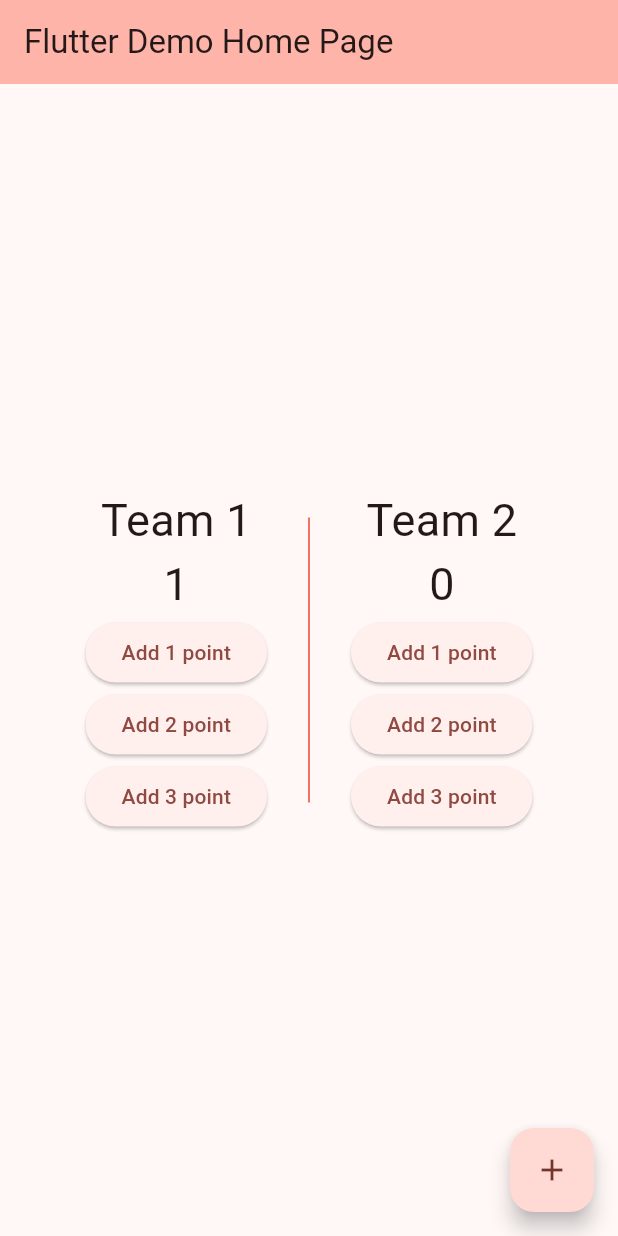
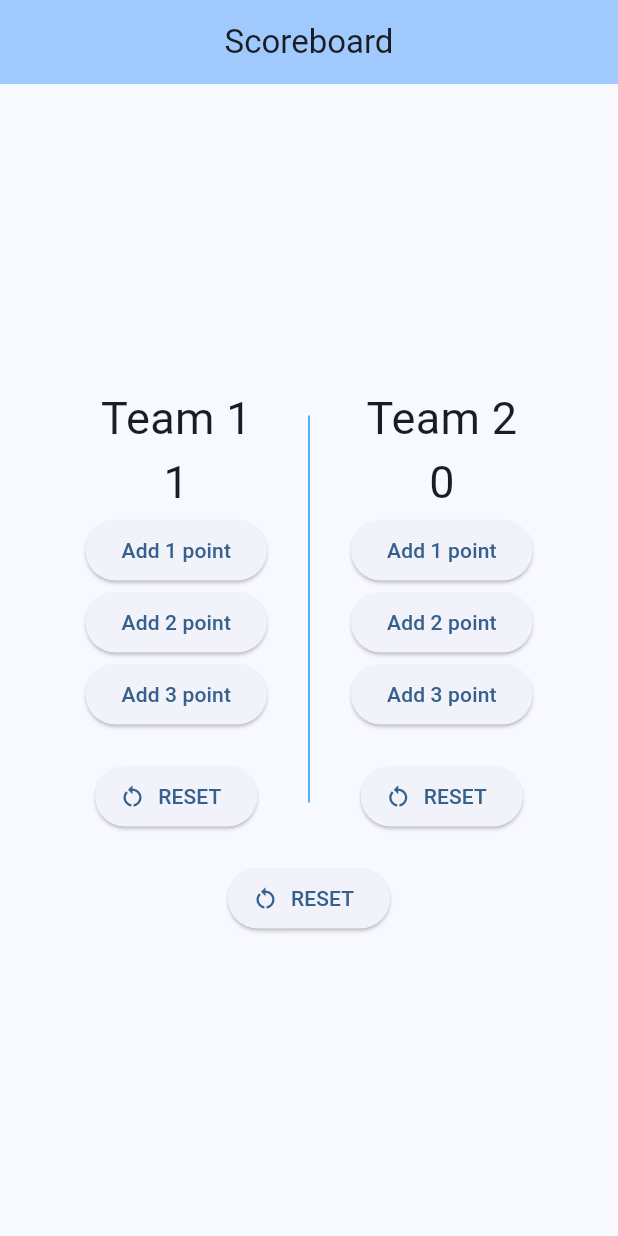
Before and after one commit to MELDemy/ZigZag-CS-Flutter-2024, a Flutter app: the screen it shows after launch, after a tap on an icon or button, on a phone screen of 412 x 824 dp. Run offline on Flutter 3.47's test engine with Material 3 defaults, Android fonts, the phone set to English and light mode, and no system bars.

Commit message:
solve the problem of the reset button

```diff
--- a/score_board/lib/main.dart
+++ b/score_board/lib/main.dart
@@ -11,12 +11,12 @@ class MyApp extends StatelessWidget {
   @override
   Widget build(BuildContext context) {
     return MaterialApp(
-      title: 'Flutter Demo',
+      title: 'ScoreBoard',
       theme: ThemeData(
-        colorScheme: ColorScheme.fromSeed(seedColor: Colors.red),
+        colorScheme: ColorScheme.fromSeed(seedColor: Colors.blue),
         useMaterial3: true,
       ),
-      home: const MyHomePage(title: 'Flutter Demo Home Page'),
+      home: const MyHomePage(title: 'Scoreboard'),
     );
   }
 }
@@ -31,13 +31,6 @@ class MyHomePage extends StatefulWidget {
 }
 
 class _MyHomePageState extends State<MyHomePage> {
-  int _counter = 0;
-
-  void _incrementCounter() {
-    setState(() {
-      _counter++;
-    });
-  }
 
   @override
   Widget build(BuildContext context) {
@@ -48,6 +41,7 @@ class _MyHomePageState extends State<MyHomePage> {
       appBar: AppBar(
          backgroundColor: Theme.of(context).colorScheme.inversePrimary,
         title: Text(widget.title),
+        centerTitle: true,
       ),
       body: Column(
         mainAxisAlignment: MainAxisAlignment.center,
@@ -60,7 +54,7 @@ class _MyHomePageState extends State<MyHomePage> {
                 Padding(
                   padding: const EdgeInsets.all(20.0),
                   child: VerticalDivider(
-                    color: Colors.red,
+                    color: Colors.blue,
                     thickness: 1,
                   ),
                 ),
@@ -68,12 +62,19 @@ class _MyHomePageState extends State<MyHomePage> {
               ],
             ),
           ),
+          SizedBox(height: 20,),
+          ElevatedButton.icon(
+            onPressed: (){
+              setState(() {
+                team1_Widget.score=0;
+                team2_Widget.score=0;
+              });
+            },
+            icon: Icon(Icons.restart_alt),
+            label: Text('RESET'),
+          )
+
         ],
-      ),
-      floatingActionButton: FloatingActionButton(
-        onPressed: _incrementCounter,
-        tooltip: 'Increment',
-        child: const Icon(Icons.add),
       ), // This trailing comma makes auto-formatting nicer for build methods.
     );
   }
--- a/score_board/lib/score_Widget.dart
+++ b/score_board/lib/score_Widget.dart
@@ -2,23 +2,20 @@ import 'package:flutter/material.dart';
 
 class score_widget extends StatefulWidget {
   String teamName;
+  int score=0;
   score_widget({super.key, required this.teamName});
 
   @override
-  State<score_widget> createState() => _score_widgetState(teamName);
+  State<score_widget> createState() => _score_widgetState();
 }
 
 class _score_widgetState extends State<score_widget> {
-  int score=0;
-  late String teamName;
-  _score_widgetState(this.teamName);
-
 
   Widget Score_button(int increment){
     return ElevatedButton(
         onPressed: (){
           setState(() {
-            score+=increment;
+            widget.score+=increment;
           });
         },
         child: Text('Add $increment point')
@@ -30,13 +27,13 @@ class _score_widgetState extends State<score_widget> {
     return Column(
       children: [
         Text(
-          '$teamName',
+          '${widget.teamName}',
           style: TextStyle(
               fontSize:30
           ),
         ),
         Text(
-          '$score',
+          '${widget.score}',
           style: TextStyle(
             fontSize: 30
           ),
@@ -44,6 +41,16 @@ class _score_widgetState extends State<score_widget> {
         Score_button(1),
         Score_button(2),
         Score_button(3),
+        SizedBox(height: 20,),
+        ElevatedButton.icon(
+            onPressed: (){
+              setState(() {
+                widget.score=0;
+              });
+            },
+          icon: Icon(Icons.restart_alt),
+          label: Text('RESET'),
+        )
       ],
     );
   }
```
